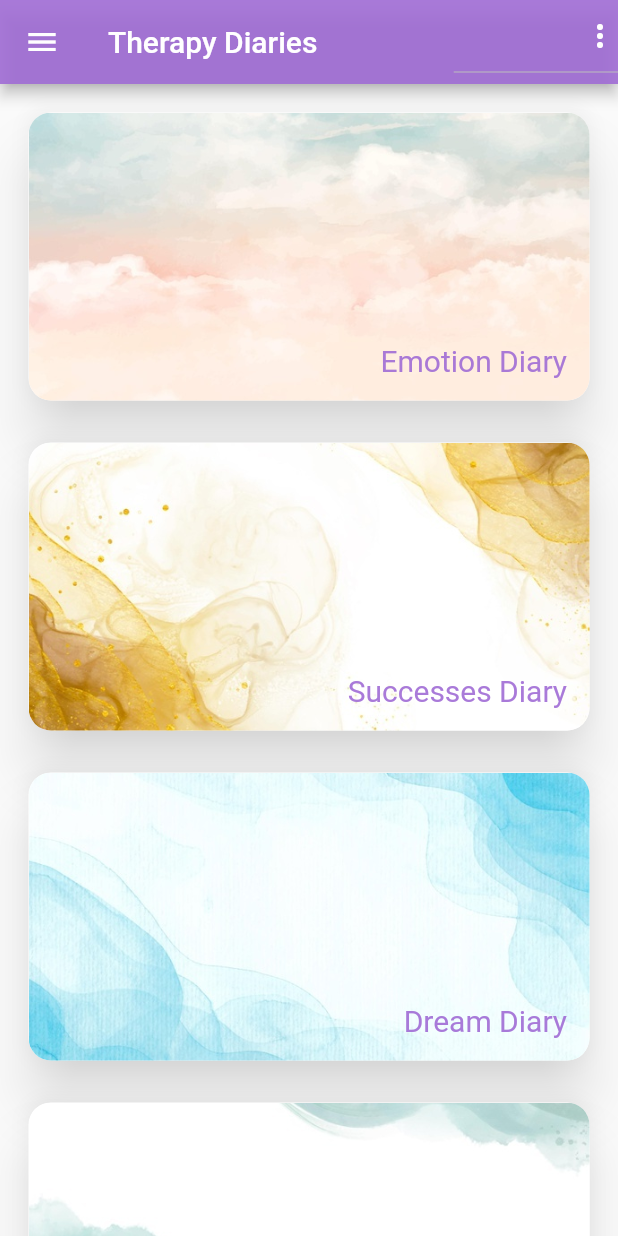
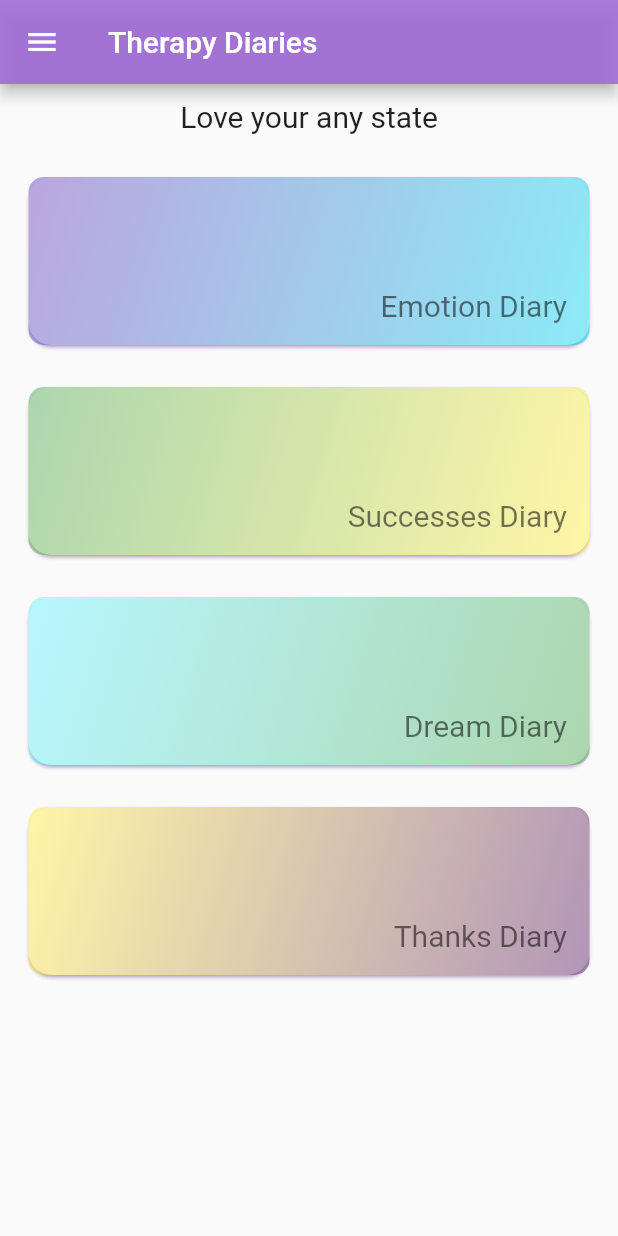
Before and after one commit to npavelko/self-therapy-diaries-v1, a Flutter app: the screen it shows once a user with an empty profile is signed in, on a phone screen of 412 x 824 dp. Run offline on Flutter 3.47's test engine with Material 2 defaults, Android fonts, the phone set to English and light mode, and no system bars; our stand-ins replace cloud_firestore, email_validator, firebase_auth, firebase_core, fluttertoast, get_it; accounts and stored records are empty.

```diff
--- a/lib/diaries.dart
+++ /dev/null
@@ -1,26 +0,0 @@
-import 'package:flutter/material.dart';
-
-import './model/diary.dart';
-
-final DIARIES = [
-  const Diary(
-    id: 'd1',
-    title: 'Emotion Diary',
-    image: AssetImage('assets/images/emotion.jpg'),
-  ),
-  const Diary(
-    id: 'd2',
-    title: 'Successes Diary',
-    image: AssetImage('assets/images/success.jpg'),
-  ),
-  const Diary(
-    id: 'd3',
-    title: 'Dream Diary',
-    image: AssetImage('assets/images/dream.jpg'),
-  ),
-  const Diary(
-    id: 'd4',
-    title: 'Thanks Diary',
-    image: AssetImage('assets/images/thanks_2.jpg'),
-  ),
-];
--- /dev/null
+++ b/lib/model/diaries.dart
@@ -0,0 +1,70 @@
+import 'package:flutter/material.dart';
+
+class Diary {
+  final String id;
+  final String title;
+  final LinearGradient linearGradient;
+  final IconData icon;
+
+  const Diary({
+    required this.id,
+    required this.title,
+    required this.linearGradient,
+    required this.icon,
+  });
+}
+
+final diaries = [
+  Diary(
+    id: 'd1',
+    title: 'Emotion Diary',
+    linearGradient: LinearGradient(
+      colors: [
+        const Color(0xa3673ab7).withOpacity(0.45),
+        const Color(0xff00d1eb).withOpacity(0.45),
+      ],
+      begin: Alignment.topLeft,
+      end: Alignment.bottomRight,
+    ),
+    icon: Icons.brightness_6,
+  ),
+  Diary(
+    id: 'd2',
+    title: 'Successes Diary',
+    linearGradient: LinearGradient(
+      colors: [
+        const Color(0xff47a44b).withOpacity(0.45),
+        const Color(0xffffeb3b).withOpacity(0.45),
+      ],
+      begin: Alignment.topLeft,
+      end: Alignment.bottomRight,
+    ),
+    icon: Icons.emoji_emotions,
+  ),
+  Diary(
+    id: 'd3',
+    title: 'Dream Diary',
+    linearGradient: LinearGradient(
+      colors: [
+        const Color(0xff62edff).withOpacity(0.45),
+        const Color(0xff47a44b).withOpacity(0.45),
+      ],
+      begin: Alignment.topLeft,
+      end: Alignment.bottomRight,
+    ),
+    icon: Icons.bedtime,
+  ),
+  Diary(
+    id: 'd4',
+    title: 'Thanks Diary',
+    linearGradient: LinearGradient(
+      colors: [
+        const Color(0xffffeb3b).withOpacity(0.45),
+        const Color(0xff551560).withOpacity(0.45)
+      ],
+      begin: Alignment.topLeft,
+      end: Alignment.bottomRight,
+    ),
+    icon: Icons.spa,
+  ),
+];
--- /dev/null
+++ b/lib/model/user_of_diaries.dart
@@ -0,0 +1,6 @@
+//import 'package:flutter/material.dart';
+
+class UserOfDiaries {
+  static String name = '';
+  static String lastname = '';
+}
--- a/lib/screens/diaries_screen.dart
+++ b/lib/screens/diaries_screen.dart
@@ -1,21 +1,39 @@
 import 'package:flutter/material.dart';
 import 'package:get_it/get_it.dart';
 import 'package:self_therapy_diaries/diaries_drawer.dart';
+import 'package:self_therapy_diaries/model/user_of_diaries.dart';
 import 'package:self_therapy_diaries/service/firebase_service.dart';
 
 import 'package:self_therapy_diaries/widgets/diary_item.dart';
-import '../diaries.dart';
+import '../model/diaries.dart';
 
-class DiariesScreen extends StatelessWidget {
+class DiariesScreen extends StatefulWidget {
   static const routeName = '/diaries-route';
-  final FirebaseService _firebaseService =
-      GetIt.instance.get<FirebaseService>();
+
+  @override
+  State<DiariesScreen> createState() => _DiariesScreenState();
+}
+
+class _DiariesScreenState extends State<DiariesScreen> {
+  @override
+  void initState() {
+    super.initState();
+    getUserData();
+  }
+
+  void getUserData() async {
+    await GetIt.instance.get<FirebaseService>().getUserNameAndLastname();
+    setState(() {});
+  }
+
   @override
   Widget build(BuildContext context) {
     return Scaffold(
-      drawer: DiariesDrawer(),
+      drawer: DiariesDrawer(
+        UserOfDiaries.name + ' ' + UserOfDiaries.lastname,
+      ),
       appBar: AppBar(
-        actions: [
+        /*  actions: [
           DropdownButton(
             icon: Icon(
               Icons.more_vert,
@@ -41,33 +59,50 @@ class DiariesScreen extends StatelessWidget {
             ],
             onChanged: (itemIdentifier) {
               if (itemIdentifier == 'logout') {
-                _firebaseService.singOut();
-                //FirebaseAuth.instance.signOut();
+                GetIt.instance.get<FirebaseService>().singOut();
               }
             },
           ),
-        ],
+        ], */
         title: const Text(
           'Therapy Diaries',
           style: TextStyle(color: Colors.white),
         ),
       ),
-      body: GridView(
+      body: Column(
+        children: [
+          Container(
+            padding: const EdgeInsets.all(10),
+            child: const Center(
+              child: Text(
+                'Love your any state',
+                style: TextStyle(
+                  fontSize: 20,
+                ),
+              ),
+            ),
+          ),
+          Expanded(
+            child: GridView(
               padding: const EdgeInsets.all(15),
-          children: DIARIES // FIRST WHAT NEED TO CHANGE
+              children: diaries
                   .map((diary) => DiaryItem(
                         diary.id,
                         diary.title,
-                    diary.image,
+                        diary.linearGradient,
                       ))
                   .toList(),
               gridDelegate: const SliverGridDelegateWithMaxCrossAxisExtent(
                 maxCrossAxisExtent: 450,
-            mainAxisExtent: 200,
+                mainAxisExtent: 120,
                 childAspectRatio: 4 / 2,
                 crossAxisSpacing: 20,
                 mainAxisSpacing: 20,
-          )),
+              ),
+            ),
+          ),
+        ],
+      ),
     );
   }
 }
--- a/lib/screens/splash_screen.dart
+++ b/lib/screens/splash_screen.dart
@@ -5,7 +5,7 @@ class SplashScreen extends StatelessWidget {
   Widget build(BuildContext context) {
     return Scaffold(
       backgroundColor: Theme.of(context).primaryColor,
-      body: Center(
+      body: const Center(
         child: Text(
           'Loading...',
           style: TextStyle(
--- a/lib/widgets/diary_item.dart
+++ b/lib/widgets/diary_item.dart
@@ -1,12 +1,13 @@
 import 'package:flutter/material.dart';
+import 'package:self_therapy_diaries/main.dart';
 import 'package:self_therapy_diaries/screens/entries_list_screen.dart';
 
 class DiaryItem extends StatelessWidget {
   final String diaryId;
   final String diaryTitle;
-  final AssetImage diaryImage;
+  final LinearGradient diaryGradient;
 
-  DiaryItem(this.diaryId, this.diaryTitle, this.diaryImage);
+  DiaryItem(this.diaryId, this.diaryTitle, this.diaryGradient);
 
   void selectedDiary(BuildContext ctx) {
     Navigator.of(ctx).pushNamed(EntriesListScreen.routeName,
@@ -18,14 +19,10 @@ class DiaryItem extends StatelessWidget {
     return InkWell(
       onTap: () => selectedDiary(context),
       child: Card(
-        shadowColor: Colors.white,
-        elevation: 15,
+        shadowColor: MyApp.colorMain,
+        //elevation: 15,
         shape: RoundedRectangleBorder(
           borderRadius: BorderRadius.circular(15),
-        ),
-        child: ClipRRect(
-          borderRadius: const BorderRadius.all(
-            Radius.circular(15),
         ),
         child: Container(
           child: Row(
@@ -34,19 +31,14 @@ class DiaryItem extends StatelessWidget {
             children: [
               Text(
                 diaryTitle,
-                  style: TextStyle(
-                      color: Theme.of(context).textTheme.titleMedium!.color,
-                      fontSize: 20),
+                style: const TextStyle(color: Colors.black54, fontSize: 20),
               ),
             ],
           ),
           padding: const EdgeInsets.all(15),
           decoration: BoxDecoration(
-              image: DecorationImage(
-                image: diaryImage,
-                fit: BoxFit.cover,
-              ),
-            ),
+            borderRadius: BorderRadius.circular(10),
+            gradient: diaryGradient,
           ),
         ),
       ),
```
Also changed, not shown: lib/diaries_drawer.dart (+51 -44 lines), lib/model/diary.dart (deleted, +0 -14 lines), lib/screens/add_new_entry_screen.dart (+30 -18 lines), lib/screens/auth_screen.dart (+8 -6 lines), lib/screens/entries_list_screen.dart (+19 -25 lines), lib/screens/show_edit_entry_screen.dart (+5 -17 lines), lib/service/firebase_service.dart (+61 -65 lines), lib/widgets/auth/auth_form.dart (+2 -6 lines), lib/widgets/entry_form.dart (deleted, +0 -8 lines), lib/widgets/entry_item.dart (+7 -8 lines), 1 other file. Lines whose indentation alone changed are shown as unchanged.
